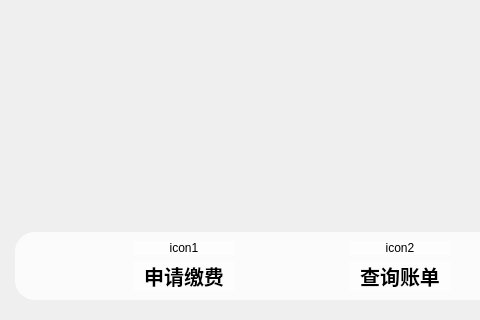
Qt form ui/widget.ui (JGSU-SoftwareEngineering/UtilityManagementSystem) before a commit; both pictures show x 0 to 480 and y 280 to 600 of the 800 by 600 pixel window.
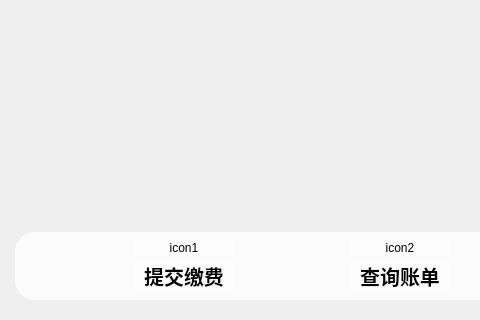
The same form after that commit. The open tabs and pages were chosen to show the change. Icons and pictures are not drawn. Custom widgets are drawn as their Qt base class.

Patch:
```diff
--- a/ui/widget.ui
+++ b/ui/widget.ui
@@ -896,7 +896,7 @@
                 </font>
                </property>
                <property name="text">
-                <string>申请缴费</string>
+                <string>提交缴费</string>
                </property>
                <property name="alignment">
                 <set>Qt::AlignCenter</set>
```
Left out of the diff: 2 changed lines with no effect on the pictures.
